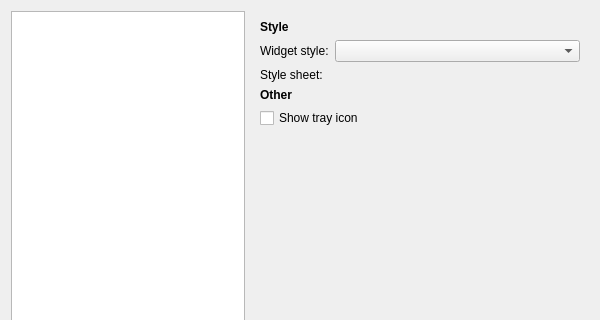
OtterBrowser/otter-browser, file src/ui/preferences/PreferencesAdvancedPageWidget.ui: the form before one commit; both pictures show x 0 to 600 and y 0 to 320 of the 600 by 500 pixel window.
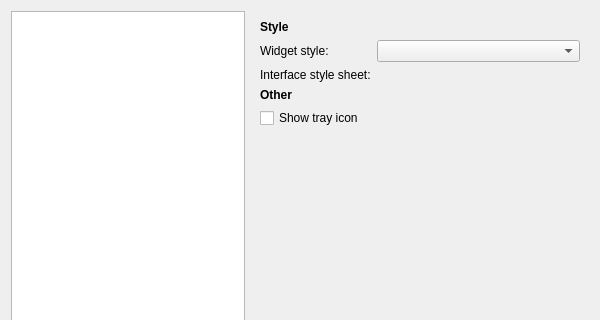
The form after the commit. The open tabs and pages were chosen to show the change. Custom widgets are drawn as their Qt base class.

Commit message: Make it less ambiguous

Patch:
```diff
--- a/src/ui/preferences/PreferencesAdvancedPageWidget.ui
+++ b/src/ui/preferences/PreferencesAdvancedPageWidget.ui
@@ -316,7 +316,7 @@
          <item row="1" column="0">
           <widget class="QLabel" name="appearranceStyleSheetLabel">
            <property name="text">
-            <string>Style sheet:</string>
+            <string>Interface style sheet:</string>
            </property>
            <property name="buddy">
             <cstring>appearranceStyleSheetFilePathWidget</cstring>
```
